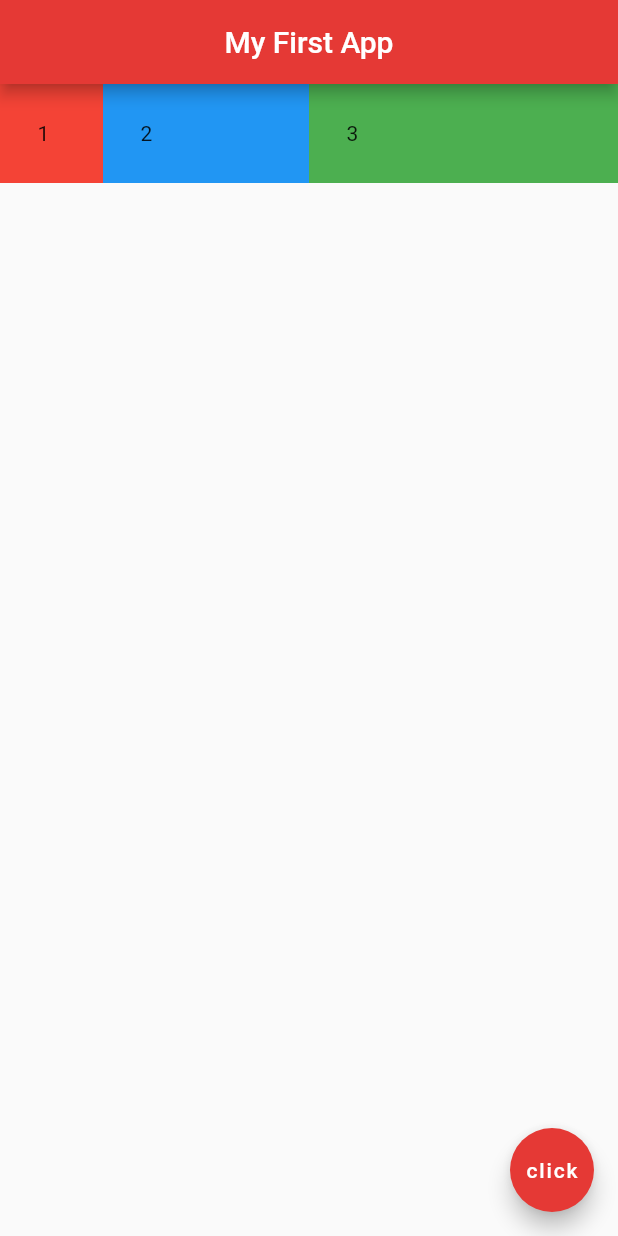
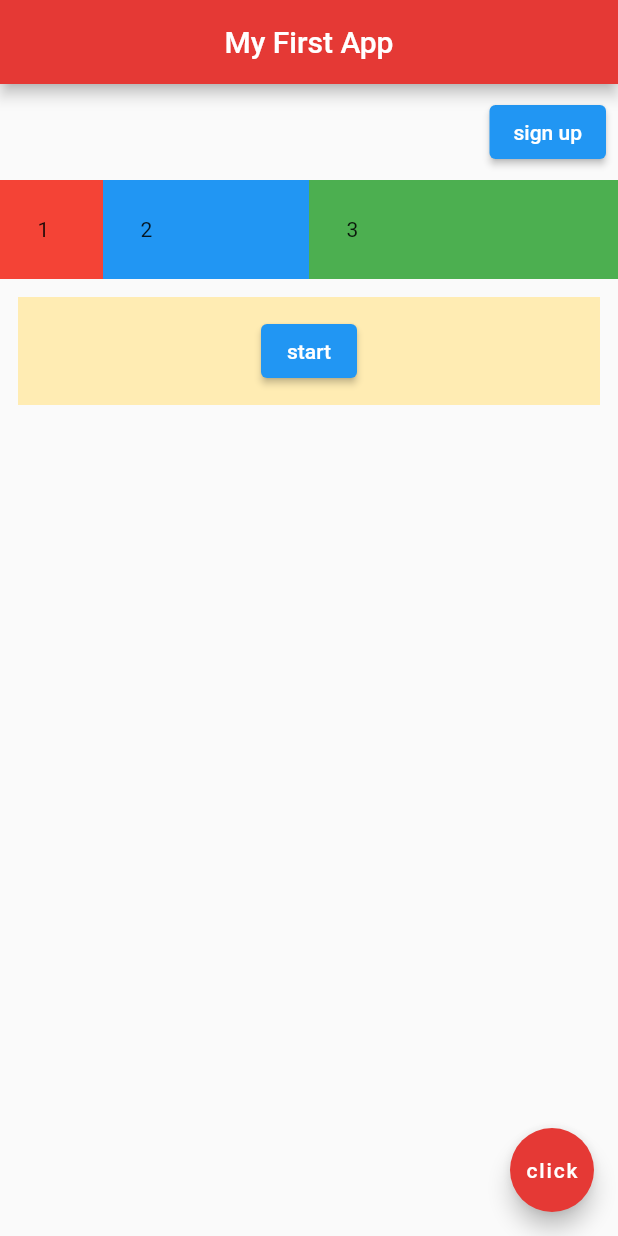
Before and after one commit to arshedgithub/Flutter-with-Net-Ninja, a Flutter app: the screen it shows after launch, on a phone screen of 412 x 824 dp. Run offline on Flutter 3.47's test engine with Material 2 defaults, Android fonts, the phone set to English and light mode, and no system bars.

Commit message:
add multiple rows and buttons

```diff
--- a/lib/main.dart
+++ b/lib/main.dart
@@ -16,7 +16,21 @@ class Home extends StatelessWidget {
         backgroundColor: Colors.red[600],
       ),
 
-      body: Row(
+      body: Column(
+        children: [
+          Row(
+            mainAxisAlignment: MainAxisAlignment.end,
+            children: [
+              Container(
+                margin: EdgeInsets.all(8.0),
+                child: ElevatedButton(
+                  onPressed: (){},
+                  child: Text('sign up'),
+                ),
+              ),
+            ],
+          ),
+          Row(
             children: [
               Expanded(
                 flex: 1,
@@ -44,7 +58,22 @@ class Home extends StatelessWidget {
               ),
             ],
           ),
-
+          Container(
+            padding: EdgeInsets.all(12.0),
+            margin: EdgeInsets.all(12.0),
+            color: Colors.amber[100],
+            child: Row(
+              mainAxisAlignment: MainAxisAlignment.center,
+              children: [
+                ElevatedButton(
+                  onPressed: (){},
+                  child: Text('start'),
+                ),
+              ],
+            ),
+          )
+        ],
+      ),
       floatingActionButton: FloatingActionButton(
         onPressed: (){},
         child: Text('click'),
```
Lines whose indentation alone changed are shown as unchanged.
